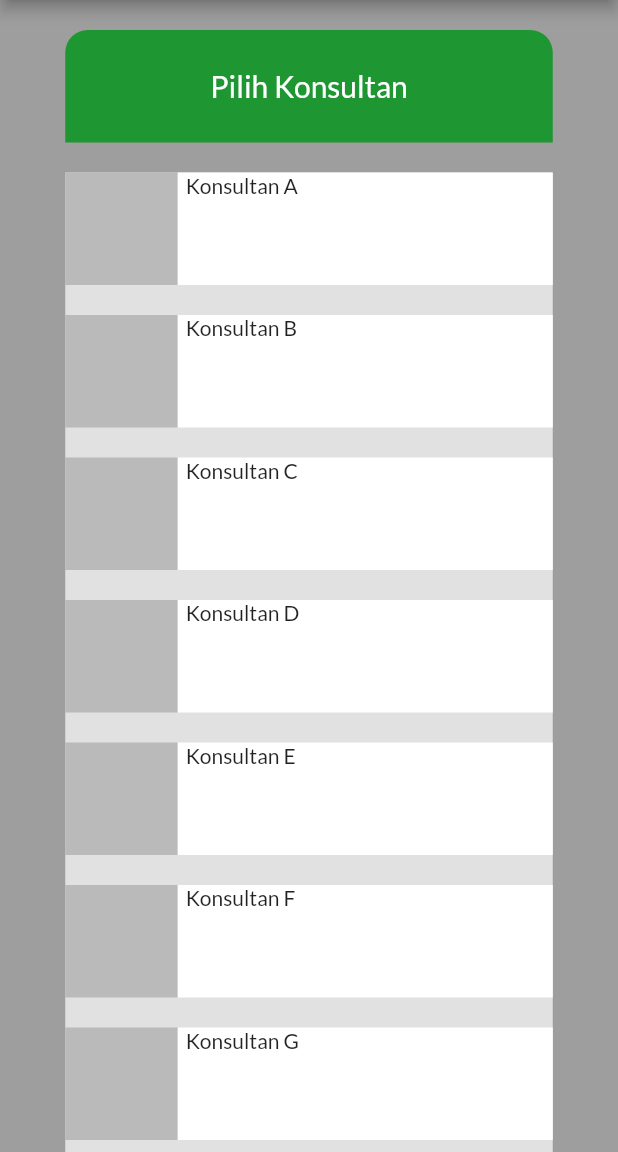
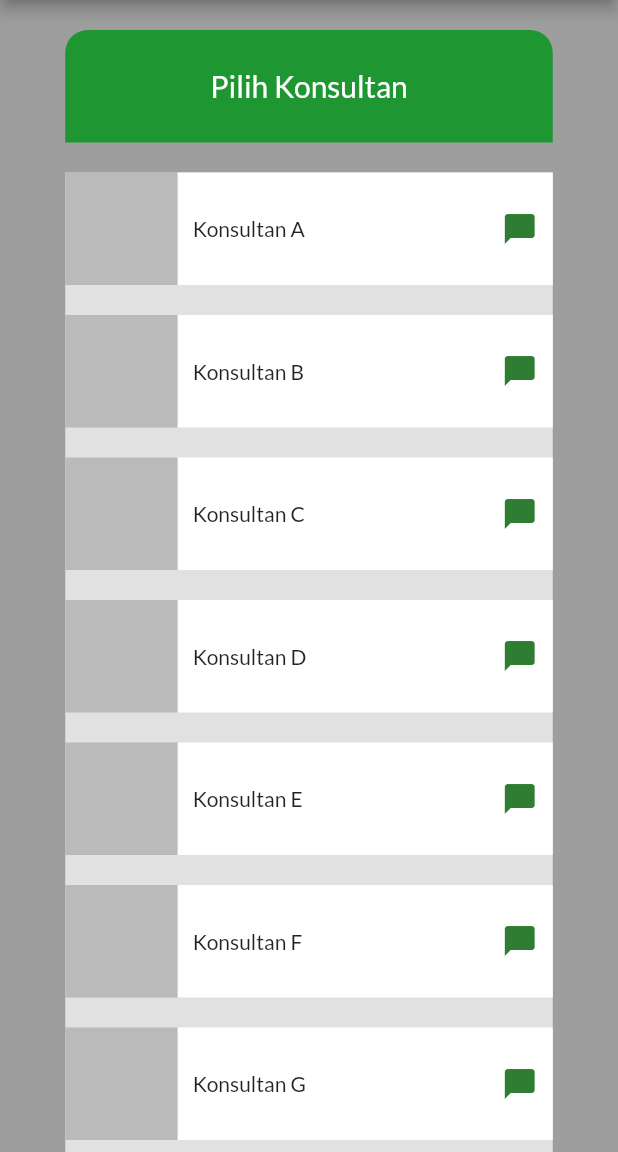
Before and after one commit to debinabilahs/DesaMerdeka, a Flutter app: the Konsultasi screen opened directly, on a phone screen of 412 x 824 dp, the part 84-1236 px from its top. Run offline on Flutter 3.47's test engine with Material 2 defaults, Android fonts, the phone set to English and light mode, and no system bars; our stand-ins replace file_picker, firebase_auth, firebase_core, flutter_chat_types, flutter_chat_ui, image_picker and 1 more; accounts and stored records are empty; network calls fail.

Commit message:
edit pelatihan dan konsultan

```diff
--- a/desa_merdeka/lib/Desa/konsultan.dart
+++ b/desa_merdeka/lib/Desa/konsultan.dart
@@ -1,4 +1,5 @@
 import 'package:flutter/material.dart';
+import 'package:url_launcher/url_launcher.dart';
 
 class Konsultasi extends StatelessWidget {
   Konsultasi({Key? key}) : super(key: key);
@@ -52,15 +53,15 @@ class Konsultasi extends StatelessWidget {
                   physics: NeverScrollableScrollPhysics(),
                   shrinkWrap: true,
                   children: [
-                    Konsultan("  Konsultan A"),
-                    Konsultan("  Konsultan B"),
-                    Konsultan("  Konsultan C"),
-                    Konsultan("  Konsultan D"),
-                    Konsultan("  Konsultan E"),
-                    Konsultan("  Konsultan F"),
-                    Konsultan("  Konsultan G"),
-                    Konsultan("  Konsultan H"),
-                    Konsultan("  Konsultan I"),
+                    Konsultan("Konsultan A", "+6281234567890"),
+                    Konsultan("Konsultan B", "+6281234567891"),
+                    Konsultan("Konsultan C", "+6281234567892"),
+                    Konsultan("Konsultan D", "+6281234567893"),
+                    Konsultan("Konsultan E", "+6281234567894"),
+                    Konsultan("Konsultan F", "+6281234567895"),
+                    Konsultan("Konsultan G", "+6281234567896"),
+                    Konsultan("Konsultan H", "+6281234567897"),
+                    Konsultan("Konsultan I", "+6281234567898"),
                   ],
                 ),
               ),
@@ -73,9 +74,19 @@ class Konsultasi extends StatelessWidget {
 }
 
 class Konsultan extends StatelessWidget {
-  Konsultan(this.text);
+  Konsultan(this.text, this.phoneNumber);
 
-  String text;
+  final String text;
+  final String phoneNumber;
+
+  void _openWhatsApp() async {
+    String url = "https://wa.me/$phoneNumber";
+    if (await canLaunch(url)) {
+      await launch(url);
+    } else {
+      throw 'Could not launch $url';
+    }
+  }
 
   @override
   Widget build(BuildContext context) {
@@ -92,7 +103,17 @@ class Konsultan extends StatelessWidget {
             height: 75,
             width: 250,
             color: Colors.white,
-            child: Text(text),
+            child: GestureDetector(
+              onTap: _openWhatsApp,
+              child: Row(
+                children: [
+                  SizedBox(width: 10),
+                  Expanded(child: Text(text)),
+                  Icon(Icons.chat_bubble, color: Colors.green.shade800),
+                  SizedBox(width: 10),
+                ],
+              ),
+            ),
           ),
         ],
       ),
--- a/desa_merdeka/lib/Desa/screens/home_screen.dart
+++ b/desa_merdeka/lib/Desa/screens/home_screen.dart
@@ -1,3 +1,4 @@
+import 'package:desa_merdeka/Desa/kerja_sama.dart';
 import 'package:desa_merdeka/Desa/konsultan.dart';
 import 'package:desa_merdeka/Desa/pelatihan.dart';
 import 'package:desa_merdeka/Desa/potensi.dart';
@@ -203,7 +204,7 @@ class HomePage extends StatelessWidget {
                         Menu(
                           menu: "Kerja sama",
                           icon: Icons.handshake,
-                          page: () => PotensiDesa(),
+                          page: () => KerjasamaForm(),
                         ),
                       ],
                     ),
```
Also changed, not shown: desa_merdeka/lib/Desa/kerja_sama.dart (added, +121 -0 lines), desa_merdeka/lib/Desa/pelatihan.dart (+34 -12 lines).
